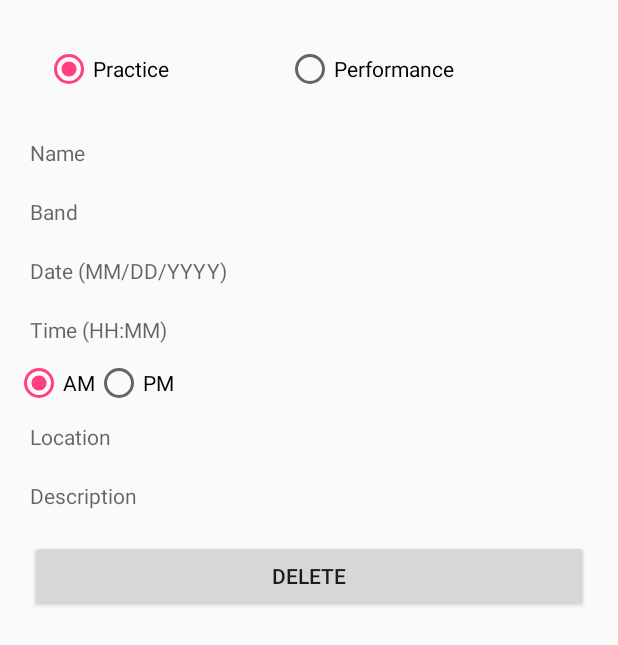
After one commit to vgirkins/SetlistApp, an Android app: the layout fragment_dperf.xml on its own in the app's theme, with its tools: preview values and no code run, on a phone screen of 412 x 824 dp. The commit adds this screen. Shown: the top 645 px of the screen. Run offline under Robolectric (Android 15) with nearby library versions, the phone set to English and light mode, and no system bars.

Commit message:
added detail xml views and detail activity (may need an additional one depending on performance or songs)

```diff
--- /dev/null
+++ b/app/src/main/res/layout-land/fragment_dperf.xml
@@ -0,0 +1,135 @@
+<?xml version="1.0" encoding="utf-8"?>
+<LinearLayout
+    xmlns:android="http://schemas.android.com/apk/res/android"
+    xmlns:tools="http://schemas.android.com/tools"
+    android:layout_width="match_parent"
+    android:layout_height="match_parent">
+
+    <LinearLayout
+        android:layout_width="match_parent"
+        android:layout_height="match_parent"
+        android:orientation="vertical"
+        android:padding="10dp">
+
+        <LinearLayout
+            android:layout_width="match_parent"
+            android:layout_height="wrap_content"
+            android:layout_margin="10dp"
+            android:layout_weight="0"
+            android:orientation="horizontal"
+            android:padding="10dp">
+
+            <RadioButton
+                android:id="@+id/dpPracRadio"
+                android:layout_width="wrap_content"
+                android:layout_height="wrap_content"
+                android:layout_weight="1"
+                android:checked="true"
+                android:clickable="false"
+                android:text="@string/cpPracticeRadio"
+                tools:layout_editor_absoluteX="16dp"
+                tools:layout_editor_absoluteY="0dp" />
+
+            <RadioButton
+                android:id="@+id/dpPerfRadio"
+                android:layout_width="wrap_content"
+                android:clickable="false"
+                android:layout_height="wrap_content"
+                android:layout_weight="1"
+                android:text="@string/cpPerformRadio" />
+        </LinearLayout>
+
+        <TextView
+            android:id="@+id/dpName"
+            android:layout_width="match_parent"
+            android:layout_height="wrap_content"
+            android:layout_margin="10dp"
+            android:layout_weight="0"
+            android:hint="@string/cpNameHint" />
+
+        <TextView
+            android:id="@+id/dpBand"
+            android:layout_width="match_parent"
+            android:layout_height="wrap_content"
+            android:layout_margin="10dp"
+            android:layout_weight="0"
+            android:hint="@string/cpBandHint" />
+
+        <TextView
+            android:id="@+id/dpDate"
+            android:layout_width="match_parent"
+            android:layout_height="wrap_content"
+            android:layout_margin="10dp"
+            android:layout_weight="0"
+            android:ems="10"
+            android:inputType="date"
+            android:hint="@string/cpDateHint" />
+
+        <TextView
+            android:id="@+id/dpTime"
+            android:layout_width="match_parent"
+            android:layout_height="wrap_content"
+            android:layout_margin="10dp"
+            android:layout_weight="0"
+            android:ems="10"
+            android:inputType="time"
+            android:hint="@string/cpTimeHint" />
+
+        <LinearLayout
+            android:layout_width="match_parent"
+            android:layout_height="wrap_content"
+            android:orientation="horizontal">
+
+        <RadioButton
+            android:id="@+id/dpAMRadio"
+            android:layout_width="wrap_content"
+            android:clickable="false"
+            android:layout_height="wrap_content"
+            android:checked="true"
+            android:text="@string/cpAMRadio"/>
+
+        <RadioButton
+            android:id="@+id/dpPMRadio"
+            android:layout_width="wrap_content"
+            android:clickable="false"
+            android:layout_height="wrap_content"
+            android:text="@string/cpPMRadio" />
+
+        </LinearLayout>
+
+
+        <TextView
+            android:id="@+id/dpLocation"
+            android:layout_width="match_parent"
+            android:layout_height="wrap_content"
+            android:layout_margin="10dp"
+            android:layout_weight="0"
+            android:hint="@string/cpLocationHint" />
+
+        <TextView
+            android:id="@+id/dpDescription"
+            android:layout_width="match_parent"
+            android:layout_height="wrap_content"
+            android:layout_margin="10dp"
+            android:layout_weight="0"
+            android:hint="@string/cpDescriptionHint" />
+
+
+        <LinearLayout
+            android:layout_width="match_parent"
+            android:layout_height="match_parent"
+            android:orientation="horizontal"
+            android:padding="10dp">
+
+            <Button
+                android:id="@+id/dpDeleteButton"
+                android:layout_width="wrap_content"
+                android:layout_height="wrap_content"
+                android:layout_weight="1"
+                android:text="@string/dpDeleteButton" />
+
+        </LinearLayout>
+
+    </LinearLayout>
+
+</LinearLayout>
--- /dev/null
+++ b/app/src/main/res/layout/fragment_dperf.xml
@@ -0,0 +1,135 @@
+<?xml version="1.0" encoding="utf-8"?>
+<LinearLayout
+    xmlns:android="http://schemas.android.com/apk/res/android"
+    xmlns:tools="http://schemas.android.com/tools"
+    android:layout_width="match_parent"
+    android:layout_height="match_parent">
+
+    <LinearLayout
+        android:layout_width="match_parent"
+        android:layout_height="match_parent"
+        android:orientation="vertical"
+        android:padding="10dp">
+
+        <LinearLayout
+            android:layout_width="match_parent"
+            android:layout_height="wrap_content"
+            android:layout_margin="10dp"
+            android:layout_weight="0"
+            android:orientation="horizontal"
+            android:padding="10dp">
+
+            <RadioButton
+                android:id="@+id/dpPracRadio"
+                android:layout_width="wrap_content"
+                android:layout_height="wrap_content"
+                android:layout_weight="1"
+                android:checked="true"
+                android:clickable="false"
+                android:text="@string/cpPracticeRadio"
+                tools:layout_editor_absoluteX="16dp"
+                tools:layout_editor_absoluteY="0dp" />
+
+            <RadioButton
+                android:id="@+id/dpPerfRadio"
+                android:layout_width="wrap_content"
+                android:clickable="false"
+                android:layout_height="wrap_content"
+                android:layout_weight="1"
+                android:text="@string/cpPerformRadio" />
+        </LinearLayout>
+
+        <TextView
+            android:id="@+id/dpName"
+            android:layout_width="match_parent"
+            android:layout_height="wrap_content"
+            android:layout_margin="10dp"
+            android:layout_weight="0"
+            android:hint="@string/cpNameHint" />
+
+        <TextView
+            android:id="@+id/dpBand"
+            android:layout_width="match_parent"
+            android:layout_height="wrap_content"
+            android:layout_margin="10dp"
+            android:layout_weight="0"
+            android:hint="@string/cpBandHint" />
+
+        <TextView
+            android:id="@+id/dpDate"
+            android:layout_width="match_parent"
+            android:layout_height="wrap_content"
+            android:layout_margin="10dp"
+            android:layout_weight="0"
+            android:ems="10"
+            android:inputType="date"
+            android:hint="@string/cpDateHint" />
+
+        <TextView
+            android:id="@+id/dpTime"
+            android:layout_width="match_parent"
+            android:layout_height="wrap_content"
+            android:layout_margin="10dp"
+            android:layout_weight="0"
+            android:ems="10"
+            android:inputType="time"
+            android:hint="@string/cpTimeHint" />
+
+        <LinearLayout
+            android:layout_width="match_parent"
+            android:layout_height="wrap_content"
+            android:orientation="horizontal">
+
+        <RadioButton
+            android:id="@+id/dpAMRadio"
+            android:layout_width="wrap_content"
+            android:clickable="false"
+            android:layout_height="wrap_content"
+            android:checked="true"
+            android:text="@string/cpAMRadio"/>
+
+        <RadioButton
+            android:id="@+id/dpPMRadio"
+            android:layout_width="wrap_content"
+            android:clickable="false"
+            android:layout_height="wrap_content"
+            android:text="@string/cpPMRadio" />
+
+        </LinearLayout>
+
+
+        <TextView
+            android:id="@+id/dpLocation"
+            android:layout_width="match_parent"
+            android:layout_height="wrap_content"
+            android:layout_margin="10dp"
+            android:layout_weight="0"
+            android:hint="@string/cpLocationHint" />
+
+        <TextView
+            android:id="@+id/dpDescription"
+            android:layout_width="match_parent"
+            android:layout_height="wrap_content"
+            android:layout_margin="10dp"
+            android:layout_weight="0"
+            android:hint="@string/cpDescriptionHint" />
+
+
+        <LinearLayout
+            android:layout_width="match_parent"
+            android:layout_height="match_parent"
+            android:orientation="horizontal"
+            android:padding="10dp">
+
+            <Button
+                android:id="@+id/dpDeleteButton"
+                android:layout_width="wrap_content"
+                android:layout_height="wrap_content"
+                android:layout_weight="1"
+                android:text="@string/dpDeleteButton" />
+
+        </LinearLayout>
+
+    </LinearLayout>
+
+</LinearLayout>
--- a/app/src/main/res/values/strings.xml
+++ b/app/src/main/res/values/strings.xml
@@ -35,6 +35,10 @@
         <string name="csDescriptionHint">Description</string>
         <string name="csCreateButton"> Create </string>
         <string name="csCancelButton"> Cancel </string>
+
+        <string name="dsDeleteButton"> Delete </string>
+        <string name="dpDeleteButton"> Delete </string>
+
         <string-array name="csKeys_array">
             <item>A</item>
             <item>B</item>
```
Also changed, not shown: app/src/main/res/layout-land/fragment_dsong.xml (added, +106 -0 lines), app/src/main/res/layout/activity_detail.xml (added, +8 -0 lines), app/src/main/res/layout/fragment_dsong.xml (added, +106 -0 lines).
